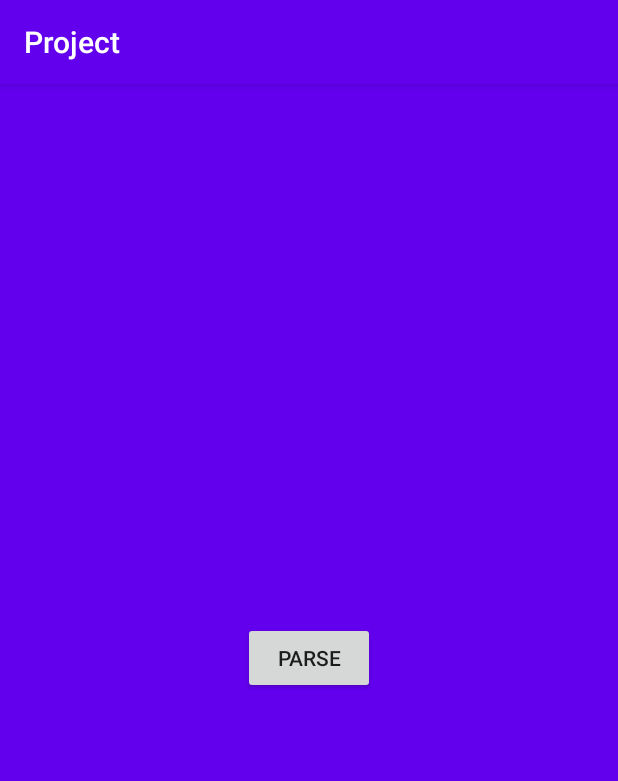
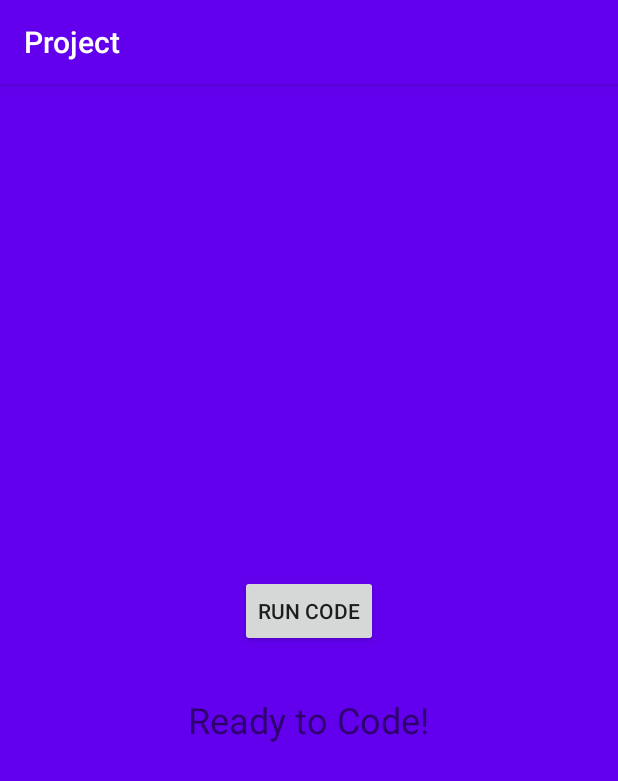
Before and after one commit to iceferal/project-android, an Android app: the HomeActivity screen opened directly, with no data from a screen before it, on a phone screen of 412 x 824 dp. Shown: the top 781 px of the screen. Run offline under Robolectric (Android 15) with nearby library versions, the phone set to English and light mode, and no system bars.

Commit message:
wczytanie z db

```diff
--- a/app/build.gradle
+++ b/app/build.gradle
@@ -28,7 +28,11 @@ dependencies {
     implementation 'androidx.appcompat:appcompat:1.1.0'
     implementation 'androidx.constraintlayout:constraintlayout:1.1.3'
     testImplementation 'junit:junit:4.12'
-    implementation 'com.android.volley:volley:1.1.1'
+
+    implementation 'com.squareup.retrofit2:retrofit:2.6.0'
+    implementation 'com.squareup.retrofit2:converter-gson:2.6.0'
+    implementation 'com.google.code.gson:gson:2.6.1'
+
     androidTestImplementation 'androidx.test.ext:junit:1.1.1'
     androidTestImplementation 'androidx.test.espresso:espresso-core:3.2.0'
     implementation 'com.facebook.android:facebook-login:4.42.0'
--- a/app/src/main/java/com/iceferal/project/RequestClass.java
+++ /dev/null
@@ -1,6 +0,0 @@
-package com.iceferal.project;
-
-public class RequestClass {
-
-
-}
--- a/app/src/main/res/layout/activity_home.xml
+++ b/app/src/main/res/layout/activity_home.xml
@@ -11,20 +11,30 @@
     tools:context=".HomeActivity">
 
 
-    <TextView
-        android:id="@+id/text_view_result"
+    <Button
+        android:id="@+id/btnRun"
         android:layout_width="wrap_content"
         android:layout_height="wrap_content"
-        android:textColor="@android:color/black"
-        android:textSize="20sp" />
-    <Button
-        android:id="@+id/button_parse"
+        android:text="Run Code"
+        android:onClick="runCode"
+        android:layout_margin="16dp"
+        app:layout_constraintBottom_toBottomOf="parent"
+        app:layout_constraintLeft_toLeftOf="parent"
+        />
+
+    <TextView
+        android:id="@+id/output_text"
         android:layout_width="wrap_content"
         android:layout_height="wrap_content"
-        android:layout_alignParentBottom="true"
-        android:layout_centerHorizontal="true"
-        android:layout_marginBottom="29dp"
-        android:text="parse" />
+        android:layout_margin="16dp"
+        android:text="Ready to Code!"
+        android:textSize="24sp"
+        app:layout_constraintBottom_toBottomOf="parent"
+        app:layout_constraintHorizontal_bias="0.051"
+        app:layout_constraintLeft_toLeftOf="parent"
+        app:layout_constraintRight_toRightOf="parent"
+        app:layout_constraintTop_toTopOf="parent"
+        app:layout_constraintVertical_bias="0.032" />
 
 
 </LinearLayout>
```
Also changed, not shown: app/src/main/java/com/iceferal/project/HomeActivity.java (+36 -45 lines), app/src/main/java/com/iceferal/project/POJO/UserService.java (added, +36 -0 lines), app/src/main/java/com/iceferal/project/models/Users.java (added, +76 -0 lines), 1 other file.
